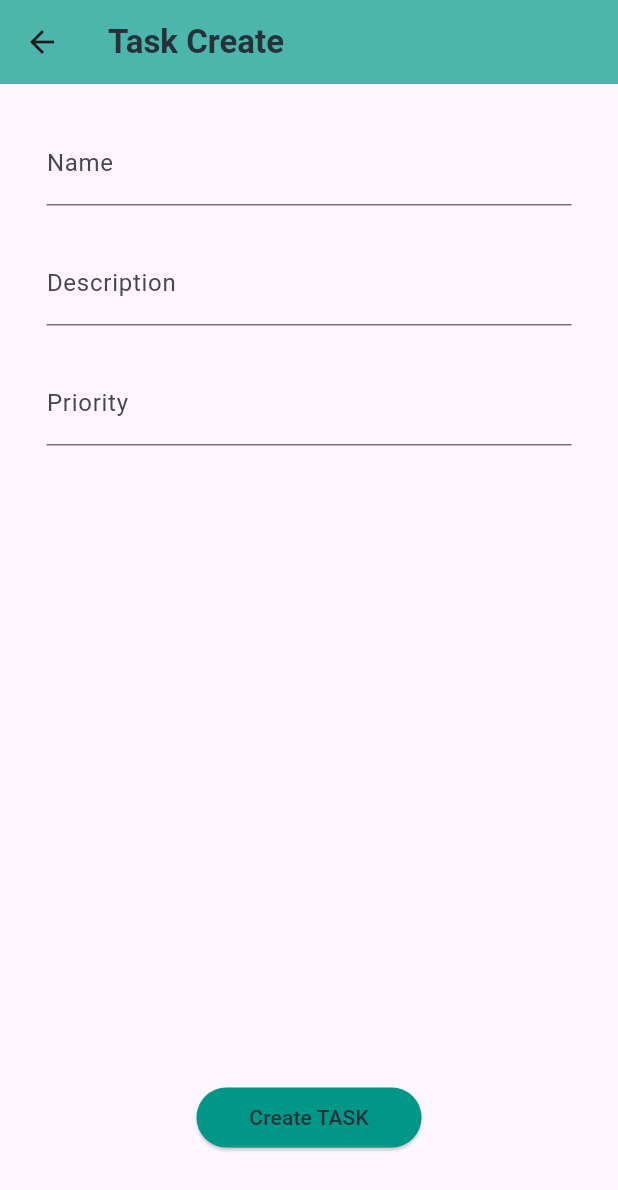
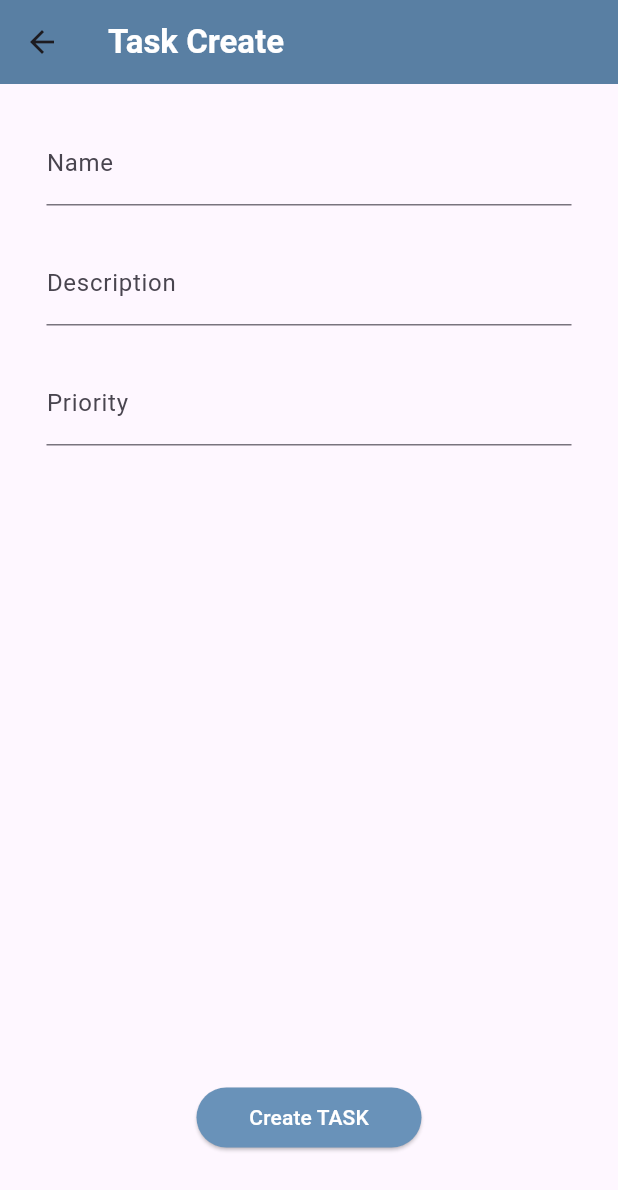
Before and after one commit to rSanches35/ES.24-DDM_PlaninMe, a Flutter app: the screen it shows after launch, item 2 of the bottom bar chosen, after a tap on the "add" icon, on a phone screen of 412 x 824 dp. Shown: the top 1190 px of the screen. Run offline on Flutter 3.47's test engine with Material 3 defaults, Android fonts, the light colour scheme and no system bars; our stand-ins replace sqflite; accounts and stored records are empty.

Commit message:
Adequações de cores Task

```diff
--- a/planin_me/lib/app/widget/task_form.dart
+++ b/planin_me/lib/app/widget/task_form.dart
@@ -33,10 +33,10 @@ class TaskForm extends StatelessWidget {
         title: Text('Task Create',
           style: TextStyle(
             fontWeight: FontWeight.bold,
-            color: Colors.blueGrey[900],
+            color: Colors.white,
           ),
         ),
-        backgroundColor: Colors.teal[300],
+        backgroundColor: Color(0xFF597FA3),
       ),
       body: Container(
         alignment: Alignment.center,
@@ -82,8 +82,8 @@ class TaskForm extends StatelessWidget {
                   onPressed: _createTask,
                   child: Text('Create TASK'),
                   style: ElevatedButton.styleFrom(
-                    backgroundColor: Colors.teal[500],
-                    foregroundColor: Colors.blueGrey[900],
+                    backgroundColor: Color.fromARGB(255, 105, 146, 185),
+                    foregroundColor: Colors.white,
                   ),
                 ),
               ),
--- a/planin_me/lib/app/widget/task_list.dart
+++ b/planin_me/lib/app/widget/task_list.dart
@@ -40,10 +40,10 @@ class TaskList extends StatelessWidget {
           'Task List',
           style: TextStyle(
             fontWeight: FontWeight.bold,
-            color: Colors.blueGrey[900],
+            color: Colors.white,
           ),
         ),
-        backgroundColor: Colors.teal[300],
+        backgroundColor: Color(0xFF597FA3),
       ),
       body: Container(
         color: Colors.grey[200],
@@ -110,7 +110,7 @@ class TaskList extends StatelessWidget {
       ),
       floatingActionButton: IconButton(
         icon: Icon(Icons.add),
-        color: Colors.teal[500],
+        color: Color.fromARGB(255, 105, 146, 185),
         iconSize: 30,
         onPressed: () => Navigator.push(
           context, MaterialPageRoute(builder: (context) => const TaskForm()),
```
